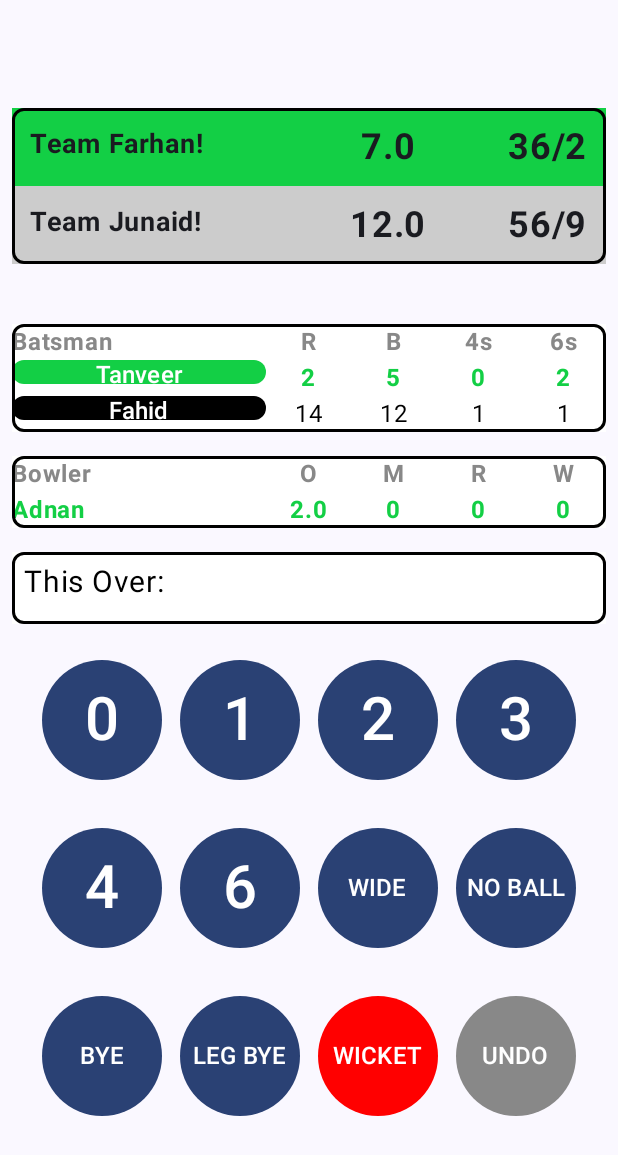
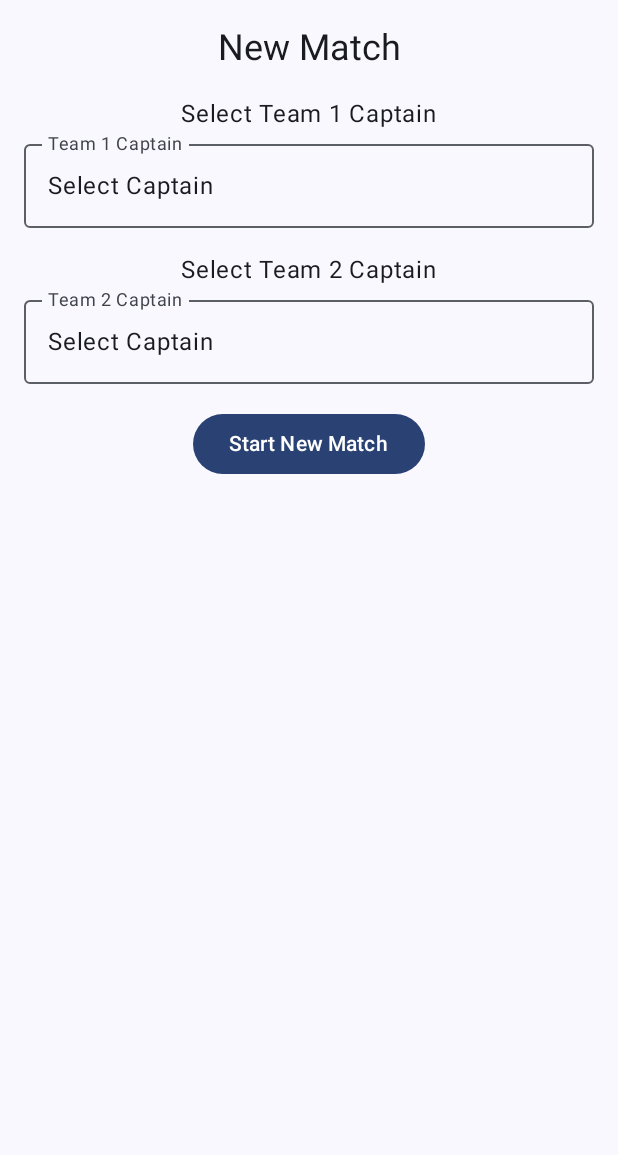
Before and after one commit to junaidhussain1/Cricket.Scoring.App, an Android app built with Jetpack Compose: the NewMatchPage screen opened through its navigation route, on a phone screen of 412 x 824 dp. Shown: the top 1155 px of the screen. Run offline under Robolectric (Android 15) with nearby library versions, the phone set to English and light mode, and no system bars.

Commit message:
gitflow-feature-stash: CreatePlayersAndCaptains

```diff
--- /dev/null
+++ b/app/src/main/java/com/example/cricketscoringapp/CaptainViewModel.kt
@@ -0,0 +1,25 @@
+package com.example.cricketscoringapp
+
+import androidx.compose.runtime.mutableStateListOf
+import androidx.lifecycle.ViewModel
+
+class CaptainViewModel : ViewModel() {
+
+    // MutableStateList to hold captain names
+    val captains = mutableStateListOf<String>()
+
+    // Function to add captains to the list
+    fun addCaptain(captain: String) {
+        captains.add(captain)
+    }
+
+    // Function to remove a captain from the list
+    fun removeCaptain(captain: String) {
+        captains.remove(captain)
+    }
+
+    // Function to clear captains (optional)
+    fun clearCaptains() {
+        captains.clear()
+    }
+}
--- a/app/src/main/java/com/example/cricketscoringapp/MainActivity.kt
+++ b/app/src/main/java/com/example/cricketscoringapp/MainActivity.kt
@@ -21,6 +21,8 @@ import androidx.compose.foundation.lazy.LazyColumn
 import androidx.compose.foundation.lazy.items
 import androidx.compose.foundation.shape.RoundedCornerShape
 import androidx.compose.material3.Button
+import androidx.compose.material3.ExperimentalMaterial3Api
+import androidx.compose.material3.ExposedDropdownMenuBox
 import androidx.compose.material3.MaterialTheme
 import androidx.compose.material3.OutlinedTextField
 import androidx.compose.material3.Scaffold
@@ -41,6 +43,7 @@ import androidx.compose.ui.text.font.FontWeight
 import androidx.compose.ui.tooling.preview.Preview
 import androidx.compose.ui.unit.dp
 import androidx.compose.ui.unit.sp
+import androidx.lifecycle.viewmodel.compose.viewModel
 import androidx.navigation.NavHostController
 import androidx.navigation.compose.NavHost
 import androidx.navigation.compose.composable
@@ -79,15 +82,42 @@ fun MainScreenContent() {
 
 @Composable
 fun AppNavHost(navController: NavHostController) {
+    val captainViewModel: CaptainViewModel = viewModel()
+
     NavHost(navController = navController, startDestination = "homepage") {
-        composable("homepage") { Homepage(navController = navController) }
-        composable("newmatch") { NewMatchPage() }
+        composable("homepage") { HomePage(navController = navController)}
+        composable("playermgt") { PlayerMgtPage() }
+        composable("newmatch") { NewMatchPage(navController = navController, captainViewModel = captainViewModel) }
+        composable("startnewmatch") { StartNewMatchPage(captainViewModel = captainViewModel) }
     }
 }
 
-// Modify the Homepage composable to display an editable list of players with a delete option
 @Composable
-fun Homepage(navController: NavHostController) {
+fun HomePage(navController: NavHostController) {
+    Column(
+        modifier = Modifier
+            .fillMaxSize()
+            .padding(16.dp),
+        verticalArrangement = Arrangement.Top,
+        horizontalAlignment = Alignment.CenterHorizontally
+    ) {
+        Text(text = "Welcome to Cricket Scoring App")
+        Spacer(modifier = Modifier.height(16.dp))
+
+        Button(onClick = { navController.navigate("playermgt") }) {
+            Text(text = "Player Management")
+        }
+
+        Spacer(modifier = Modifier.height(16.dp))
+
+        Button(onClick = { navController.navigate("newmatch") }) {
+            Text(text = "New Match")
+        }
+    }
+}
+
+@Composable
+fun PlayerMgtPage() {
     val context = LocalContext.current
     Column(
         modifier = Modifier
@@ -97,12 +127,12 @@ fun Homepage(navController: NavHostController) {
         horizontalAlignment = Alignment.CenterHorizontally
     ) {
         val dbHelper = CricketDatabaseHelper(context)
-
-        Text(text = "Welcome to Cricket Scoring App")
-        Spacer(modifier = Modifier.height(16.dp))
-
         var playerName by remember { mutableStateOf("") }
         val playersList = remember { mutableStateListOf<Player>() }
+
+        //Show all players
+        playersList.clear()
+        playersList.addAll(dbHelper.getAllPlayers())
 
         // TextField to input player name
         OutlinedTextField(
@@ -118,9 +148,16 @@ fun Homepage(navController: NavHostController) {
         Button(
             onClick = {
                 if (playerName.isNotEmpty()) {
+                    if (!dbHelper.playerAlreadyExists(playerName)) {
                         dbHelper.addPlayer(playerName)
                         Toast.makeText(context, "Player Added", Toast.LENGTH_SHORT).show()
                         playerName = ""
+                        //Show all players
+                        playersList.clear()
+                        playersList.addAll(dbHelper.getAllPlayers())
+                    } else {
+                        Toast.makeText(context, "Player already exists!", Toast.LENGTH_SHORT).show()
+                    }
                 } else {
                     Toast.makeText(context, "Player name cannot be empty", Toast.LENGTH_SHORT).show()
                 }
@@ -131,22 +168,9 @@ fun Homepage(navController: NavHostController) {
 
         Spacer(modifier = Modifier.height(16.dp))
 
-        // Button to display all players from the database
-        Button(
-            onClick = {
-                playersList.clear()
-                // Map the List<Player> to List<String> containing only the player names
-                playersList.addAll(dbHelper.getAllPlayers())
-            }
-        ) {
-            Text("Show All Players")
-        }
-
-        Spacer(modifier = Modifier.height(16.dp))
-
         // Display the list of players in a scrollable LazyColumn
         if (playersList.isNotEmpty()) {
-            Text("Player List:", style = MaterialTheme.typography.headlineSmall)
+            Text("Player List:" + playersList.size.toString(), style = MaterialTheme.typography.headlineSmall)
             Spacer(modifier = Modifier.height(8.dp))
 
             LazyColumn(modifier = Modifier
@@ -163,38 +187,135 @@ fun Homepage(navController: NavHostController) {
         } else {
             Text("No players found")
         }
+    }
+}
+
+@OptIn(ExperimentalMaterial3Api::class)
+@Composable
+fun NewMatchPage(navController: NavHostController, captainViewModel: CaptainViewModel) {
+    val context = LocalContext.current
+    val dbHelper = CricketDatabaseHelper(context)
+    val playersList = remember { mutableStateListOf<Player>() }
+    val remainingPlayersList = remember { mutableStateListOf<Player>() }
+
+    playersList.clear()
+    playersList.addAll(dbHelper.getAllPlayers()) // Fetch players from database
+
+    remainingPlayersList.clear()
+    remainingPlayersList.addAll(dbHelper.getAllPlayers()) // Fetch players from database
+
+    var team1Captain by remember { mutableStateOf<Player?>(null) }
+    var team2Captain by remember { mutableStateOf<Player?>(null) }
+
+    var expanded1 by remember { mutableStateOf(false) }
+    var expanded2 by remember { mutableStateOf(false) }
+
+    Column(
+        modifier = Modifier
+            .fillMaxSize()
+            .padding(16.dp),
+        verticalArrangement = Arrangement.Top,
+        horizontalAlignment = Alignment.CenterHorizontally
+    ) {
+        //captainViewModel.clearCaptains()
+        Text(text = "New Match", style = MaterialTheme.typography.headlineSmall)
 
         Spacer(modifier = Modifier.height(16.dp))
 
-        Button(onClick = { navController.navigate("newmatch") }) {
-            Text(text = "New Match")
+        // Team 1 Captain Dropdown
+        Text(text = "Select Team 1 Captain")
+        ExposedDropdownMenuBox(
+            expanded = expanded1,
+            onExpandedChange = { expanded1 = !expanded1 }
+        ) {
+            OutlinedTextField(
+                readOnly = true,
+                value = team1Captain?.name ?: "Select Captain",
+                onValueChange = { },
+                label = { Text("Team 1 Captain") },
+                modifier = Modifier
+                    .menuAnchor()
+                    .fillMaxWidth()
+            )
+            ExposedDropdownMenu(
+                expanded = expanded1,
+                onDismissRequest = { expanded1 = false }
+            ) {
+                playersList.forEach { player ->
+                    androidx.compose.material3.DropdownMenuItem(
+                        text = { Text(text = player.name) },
+                        onClick = {
+                            team1Captain = player
+                            team1Captain?.let { captain ->
+                                captainViewModel.addCaptain(captain.name)
+                            }
+                            expanded1 = false
+                        }
+                    )
                 }
             }
         }
 
-@Composable
-fun PlayerRow(player: String, onDelete: () -> Unit) {
-    Row(
+        Spacer(modifier = Modifier.height(16.dp))
+
+        // Team 2 Captain Dropdown
+        Text(text = "Select Team 2 Captain")
+        ExposedDropdownMenuBox(
+            expanded = expanded2,
+            onExpandedChange = { expanded2 = !expanded2 }
+        ) {
+            OutlinedTextField(
+                readOnly = true,
+                value = team2Captain?.name ?: "Select Captain",
+                onValueChange = { },
+                label = { Text("Team 2 Captain") },
                 modifier = Modifier
+                    .menuAnchor()
                     .fillMaxWidth()
-            .padding(8.dp),
-        horizontalArrangement = Arrangement.SpaceBetween,
-        verticalAlignment = Alignment.CenterVertically
+            )
+            ExposedDropdownMenu(
+                expanded = expanded2,
+                onDismissRequest = { expanded2 = false }
             ) {
-        Text(text = player, modifier = Modifier.weight(1f))
-        Button(onClick = onDelete) {
-            Text(text = "Delete")
+                remainingPlayersList.remove(team1Captain)
+                remainingPlayersList.forEach { player ->
+                    androidx.compose.material3.DropdownMenuItem(
+                        text = { Text(text = player.name) },
+                        onClick = {
+                            team2Captain = player
+                            team2Captain?.let { captain ->
+                                captainViewModel.addCaptain(captain.name)
+                            }
+                            expanded2 = false
+                        }
+                    )
                 }
             }
         }
 
+        Spacer(modifier = Modifier.height(16.dp))
+
+        // Proceed to start the match
+        Button(onClick = { navController.navigate("startnewmatch") }) {
+            Text(text = "Start New Match")
+        }
+    }
+}
+
+
 @Composable
-fun NewMatchPage() {
+fun StartNewMatchPage(captainViewModel: CaptainViewModel) {
     Column(
         modifier = Modifier.fillMaxSize(),
         verticalArrangement = Arrangement.Center,
         horizontalAlignment = Alignment.CenterHorizontally
     ) {
+
+        // Retrieve the captain names from the view model
+        val captains = captainViewModel.captains
+        val team1Captain = captains.getOrElse(0) { "Team 1 Captain" }
+        val team2Captain = captains.getOrElse(1) { "Team 2 Captain" }
+
         val balls = remember {
             mutableStateListOf(
                 "",
@@ -222,7 +343,7 @@ fun NewMatchPage() {
         val runsToWin = remember { mutableStateOf("") }
         val firstBattingTeamStats = remember {
             TeamStats(
-                name = mutableStateOf("Farhan"),
+                name = mutableStateOf(team1Captain),
                 overs = mutableDoubleStateOf(7.0),
                 inningScore = mutableIntStateOf(36),
                 inningWickets = mutableIntStateOf(2),
@@ -232,7 +353,7 @@ fun NewMatchPage() {
 
         val secondBattingTeamStats = remember {
             TeamStats(
-                name = mutableStateOf("Junaid"),
+                name = mutableStateOf(team2Captain),
                 overs = mutableDoubleStateOf(12.0),
                 inningScore = mutableIntStateOf(value = 56),
                 inningWickets = mutableIntStateOf(value = 9),
@@ -624,6 +745,22 @@ fun NewMatchPage() {
     }
 }
 
+@Composable
+fun PlayerRow(player: String, onDelete: () -> Unit) {
+    Row(
+        modifier = Modifier
+            .fillMaxWidth()
+            .padding(8.dp),
+        horizontalArrangement = Arrangement.SpaceBetween,
+        verticalAlignment = Alignment.CenterVertically
+    ) {
+        Text(text = player, modifier = Modifier.weight(1f))
+        Button(onClick = onDelete) {
+            Text(text = "Delete")
+        }
+    }
+}
+
 fun swapBatsmen(batsman1: BatsmanStats, batsman2: BatsmanStats) {
     val tempActive = batsman1.active.value
     batsman1.active.value = batsman2.active.value
--- a/gradle/libs.versions.toml
+++ b/gradle/libs.versions.toml
@@ -14,7 +14,7 @@ espressoCore = "3.5.1"
 kotlinxCoroutinesAndroid = "1.8.1"
 lifecycleRuntimeKtx = "2.8.4"
 activityCompose = "1.9.1"
-composeBom = "2024.06.00"
+composeBom = "2024.08.00"
 navigationCompose = "2.7.7"
 
 [libraries]
@@ -37,7 +37,7 @@ androidx-ui-tooling = { group = "androidx.compose.ui", name = "ui-tooling" }
 androidx-ui-tooling-preview = { group = "androidx.compose.ui", name = "ui-tooling-preview" }
 androidx-ui-test-manifest = { group = "androidx.compose.ui", name = "ui-test-manifest" }
 androidx-ui-test-junit4 = { group = "androidx.compose.ui", name = "ui-test-junit4" }
-androidx-material3 = { group = "androidx.compose.material3", name = "material3" }
+androidx-material3 = { group = "androidx.compose.material3", name = "material3", version = "1.2.1" }
 kotlinx-coroutines-android = { module = "org.jetbrains.kotlinx:kotlinx-coroutines-android", version.ref = "kotlinxCoroutinesAndroid" }
 androidx-navigation-compose = { group = "androidx.navigation", name = "navigation-compose", version.ref = "navigationCompose" }
 
```
Also changed, not shown: app/src/main/java/com/example/cricketscoringapp/CricketDatabaseHelper.kt (+18 -9 lines). Lines whose indentation alone changed are shown as unchanged.
